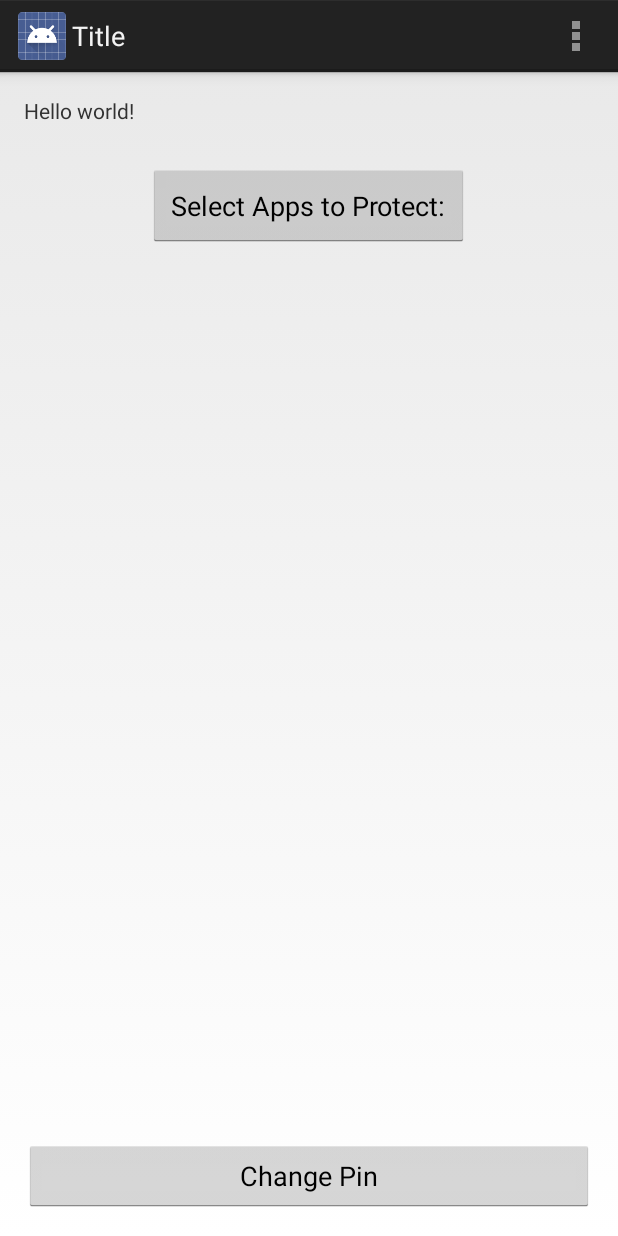
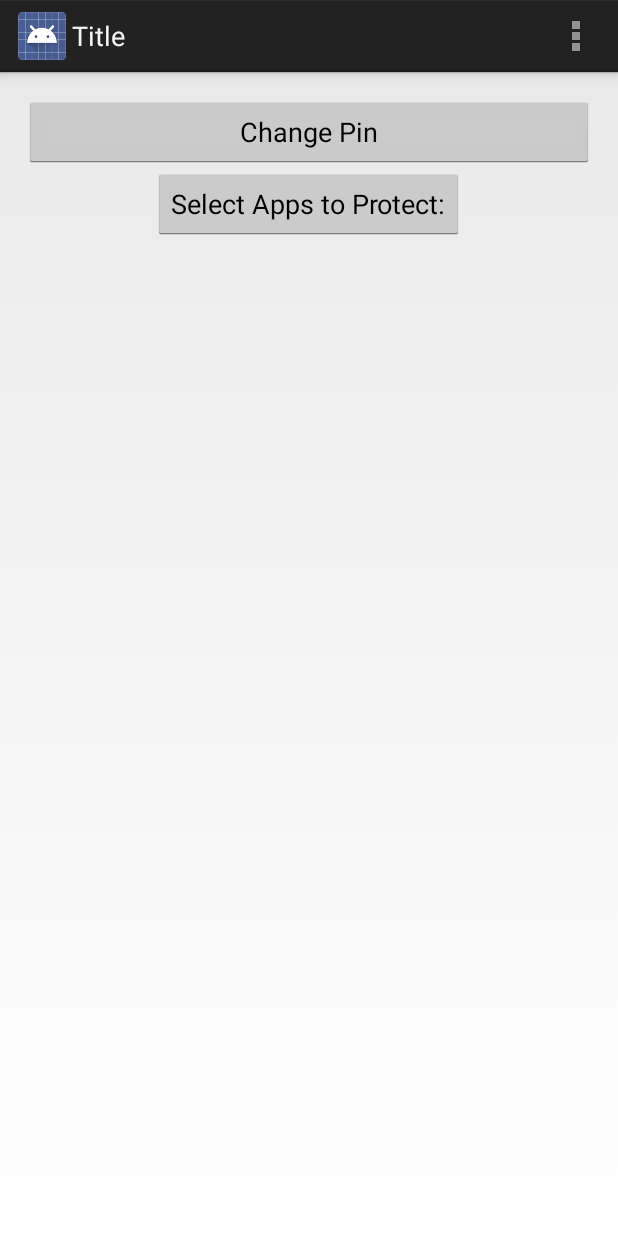
Before and after one commit to mcrazy20/AppLock, an Android app: the screen it shows after launch (MainActivity), on a phone screen of 412 x 824 dp. Run offline under Robolectric (Android 15) with nearby library versions, the phone set to English and light mode, and no system bars.

Commit message:
Pushing everything to hackathon

```diff
--- a/app/src/main/java/com/example/j/applock/MainActivity.java
+++ b/app/src/main/java/com/example/j/applock/MainActivity.java
@@ -12,17 +12,11 @@ import android.os.Bundle;
 import android.text.InputType;
 import android.util.Log;
 import android.view.Menu;
-import android.view.MenuItem;
 import android.view.View;
 import android.view.WindowManager;
 import android.widget.EditText;
 import android.widget.Toast;
-
-import java.io.BufferedReader;
-import java.io.IOException;
-import java.io.InputStreamReader;
 import java.util.List;
-import android.view.View;
 import android.widget.AdapterView;
 import android.widget.ArrayAdapter;
 import android.widget.Button;
@@ -30,7 +24,6 @@ import android.widget.ListView;
 import android.widget.RelativeLayout;
 import android.widget.RelativeLayout.LayoutParams;
 
-import java.util.List;
 
 import static android.widget.AdapterView.OnItemClickListener;
 
@@ -42,23 +35,21 @@ public class MainActivity extends Activity {
     public void onCreate(Bundle savedInstanceState) {
         super.onCreate(savedInstanceState);
         setContentView(R.layout.activity_main);
-        /*ActivityManager am = (ActivityManager)getSystemService(Context.ACTIVITY_SERVICE);
-        List<ActivityManager.RunningAppProcessInfo> runningAppProcessInfo = am.getRunningAppProcesses();
 
-        Log.e("MAIN", runningAppProcessInfo.toString());*/
+        //This gets the PIN number and starts the service that will check for the running app.
         SharedPreferences shared = this.getSharedPreferences("com.example.j.applock", Context.MODE_PRIVATE);
         String pin = shared.getString("pin", "1234");
         Intent intent = new Intent(this, launchDetection.class);
         intent.putExtra("pin", pin);
         startService(intent);
+
+        //This creates listview/and selects all the app
         final DatabaseHandler db = new DatabaseHandler(getApplicationContext());
         final RelativeLayout rl = (RelativeLayout) findViewById(R.id.rl);
         final RelativeLayout.LayoutParams params = new RelativeLayout.LayoutParams
                 ((int) LayoutParams.WRAP_CONTENT, (int) LayoutParams.WRAP_CONTENT);
         params.leftMargin = 10;
         params.topMargin = 150;
-
-
         Button show = (Button) findViewById(R.id.button1);
         final ListView list = new ListView(this);
         InstalledApps a = new InstalledApps();
@@ -105,13 +96,17 @@ public class MainActivity extends Activity {
         return true;
     }
 
-
+    //Code for changing the pin code
     public void changePin(View V) {
         final AlertDialog.Builder dialog = new AlertDialog.Builder(getBaseContext());
         final SharedPreferences shared = this.getSharedPreferences("com.example.j.applock", Context.MODE_PRIVATE);
         final String pin = shared.getString("pin", "1234");
+
+        //Creating an alert dialog
         dialog.setTitle(R.string.change_title1);
         dialog.setMessage(R.string.change_dialog1);
+
+        //Allows them to use phone keyboard
         final EditText input = new EditText(getBaseContext());
         input.setRawInputType(
                 InputType.TYPE_CLASS_PHONE |
@@ -122,6 +117,8 @@ public class MainActivity extends Activity {
             public void onClick(DialogInterface dialogInterface, int i) {
                 String test = input.getText().toString();
                 if (test.equals(pin)) {
+
+                    //After entering correct password, allows them to enter a new one. Saves to sharedpreferences
                     final AlertDialog.Builder innerdialog = new AlertDialog.Builder(getBaseContext());
                     innerdialog.setTitle(R.string.change_title2);
                     innerdialog.setMessage(R.string.change_dialog2);
@@ -150,6 +147,7 @@ public class MainActivity extends Activity {
 
                         }
                     });
+
                     AlertDialog dlg2 = innerdialog.create();
                     dlg2.getWindow().setType(WindowManager.LayoutParams.TYPE_SYSTEM_ALERT);
                     dlg2.show();
--- a/app/src/main/java/com/example/j/applock/checkPhoneBoot.java
+++ b/app/src/main/java/com/example/j/applock/checkPhoneBoot.java
@@ -13,6 +13,8 @@ public class checkPhoneBoot extends BroadcastReceiver {
     public void onReceive(Context context, Intent intent) {
         // TODO: This method is called when the BroadcastReceiver is receiving
         // an Intent broadcast.
+
+        //Broadcast receiver that starts running our service after the phone boots
         if ("android.intent.action.BOOT_COMPLETED".equals(intent.getAction())) {
             Intent service = new Intent(context, launchDetection.class);
             SharedPreferences shared = context.getSharedPreferences("com.example.j.applock", Context.MODE_PRIVATE);
--- a/app/src/main/java/com/example/j/applock/launchDetection.java
+++ b/app/src/main/java/com/example/j/applock/launchDetection.java
@@ -38,16 +38,11 @@ public class launchDetection extends Service {
     }
 
     public int onStartCommand(Intent intent, int flags, int startId) {
-        /*Bundle extras = intent.getExtras();
-        if (extras == null)
-        {*/
-            SharedPreferences shared = this.getSharedPreferences("com.example.j.applock", Context.MODE_PRIVATE);
-            pin = shared.getString("pin", "1234");
-       /* }
-        else
-        {
-            pin = extras.getString("pin");
-        }*/
+
+        SharedPreferences shared = this.getSharedPreferences("com.example.j.applock", Context.MODE_PRIVATE);
+        pin = shared.getString("pin", "1234");
+
+        //Handler is called from the service thread, brings up the alertdialog (google no like this)
         final Handler handler = new Handler(){
 
             @Override
@@ -87,6 +82,8 @@ public class launchDetection extends Service {
                     }
                 });
                 AlertDialog dlg = dialog.create();
+
+                //Allows alertdialog to be on top of any activity
                 dlg.getWindow().setType(WindowManager.LayoutParams.TYPE_SYSTEM_ALERT);
                 dlg.getWindow().addFlags(WindowManager.LayoutParams.FLAG_DIM_BEHIND);
                 dlg.show();
--- a/app/src/main/res/layout/activity_main.xml
+++ b/app/src/main/res/layout/activity_main.xml
@@ -8,27 +8,23 @@
     android:paddingBottom="@dimen/activity_vertical_margin"
     tools:context=".MainActivity"
     android:id="@+id/rl">
+    <Button
+        android:id="@+id/changePin"
+        android:layout_width="match_parent"
+        android:layout_height="wrap_content"
+        android:layout_alignParentTop="true"
+        android:text="@string/change_password"
+        android:onClick="changePin"
+        />
 
     <Button
         android:id="@+id/button1"
         android:layout_width="wrap_content"
         android:layout_height="wrap_content"
-        android:layout_alignParentTop="true"
-        android:layout_centerHorizontal="true"
-        android:layout_marginTop="45dp"
-        android:padding="15dp"
-        android:text="Select Apps to Protect:" />
+        android:text="Select Apps to Protect:"
+        android:layout_below="@+id/changePin"
+        android:layout_centerHorizontal="true" />
 
-    <TextView
-        android:text="@string/hello_world"
-        android:layout_width="wrap_content"
-        android:layout_height="wrap_content" />
-    <Button
-        android:layout_width="match_parent"
-        android:layout_height="wrap_content"
-        android:layout_alignParentBottom="true"
-        android:text="@string/change_password"
-        android:onClick="changePin"
-        />
+
 
 </RelativeLayout>
```
